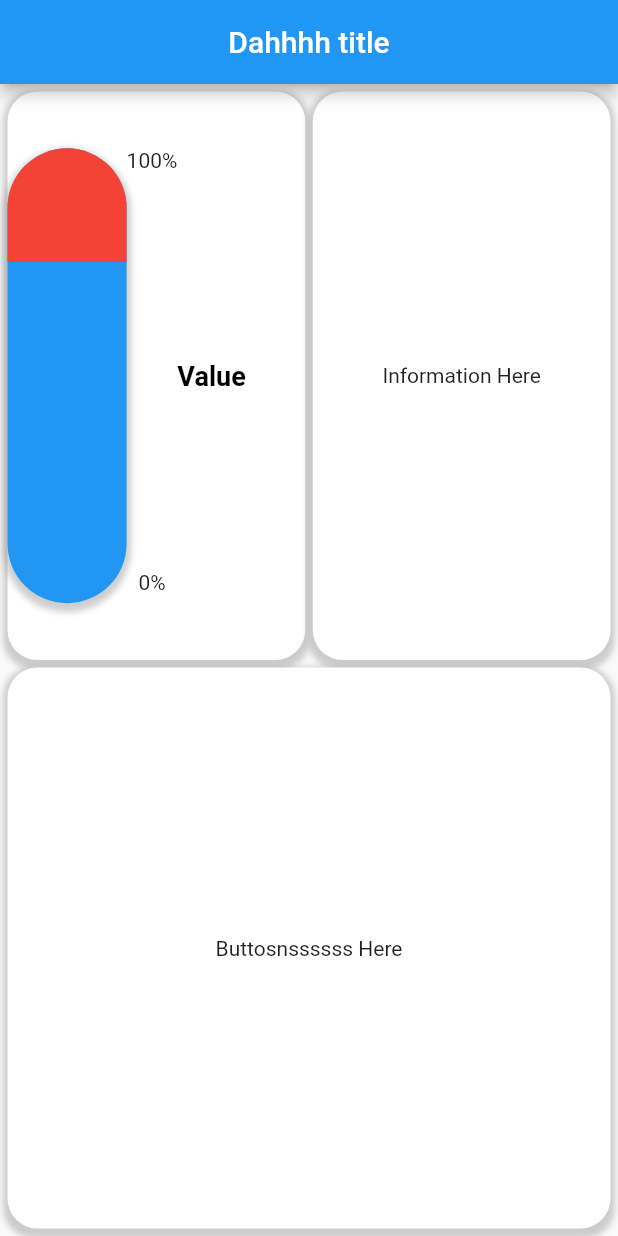
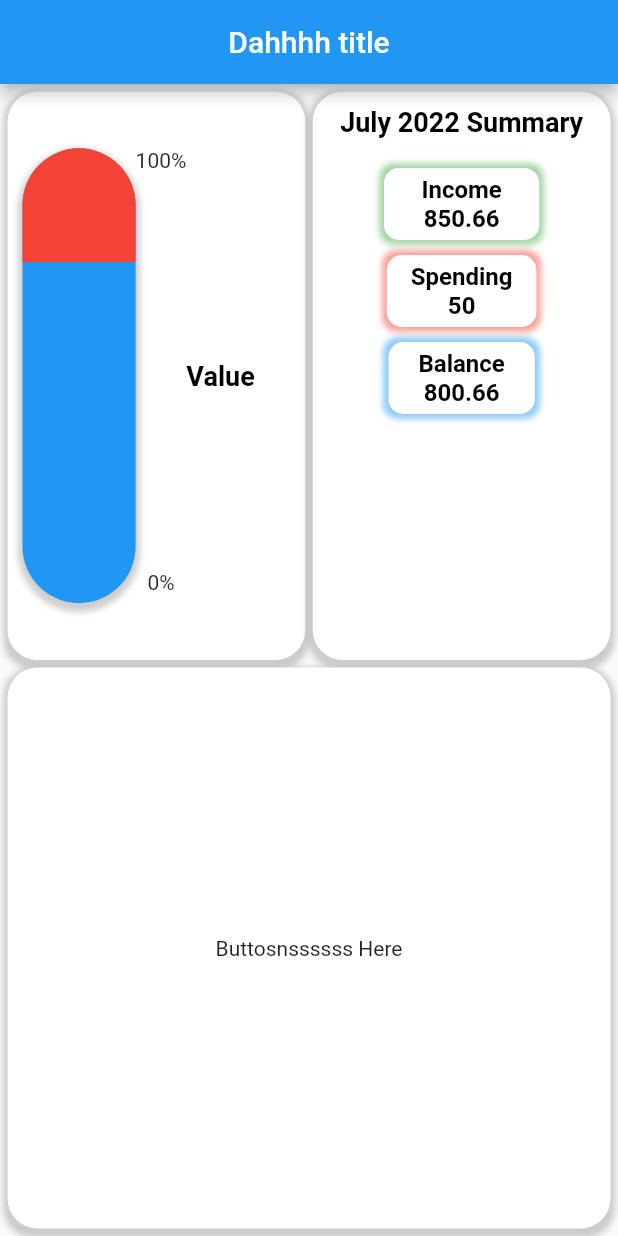
Before and after one commit to ChengCK18/dah_flutterrrrr_app1, a Flutter app: the screen it shows after launch, on a phone screen of 412 x 824 dp. Run offline on Flutter 3.47's test engine with Material 2 defaults, Android fonts, the light colour scheme and no system bars; our stand-ins replace fl_chart.

Commit message:
Added text info

```diff
--- a/lib/mainPageInfo.dart
+++ b/lib/mainPageInfo.dart
@@ -72,6 +72,7 @@ class _MainPageInfoState extends State<MainPageInfo> {
                 }),
                 margin: const EdgeInsets.only(
                     left: 5.0, right: 2.5, top: 5.0, bottom: 0),
+                padding: const EdgeInsets.only(left: 10),
                 decoration: BoxDecoration(
                     color: Colors.white,
                     borderRadius: const BorderRadius.all(Radius.circular(20)),
@@ -87,7 +88,94 @@ class _MainPageInfoState extends State<MainPageInfo> {
         Expanded(
             flex: 5,
             child: Container(
-                child: const Center(child: Text("Information Here")),
+                child: Center(
+                    child: Column(children: [
+                  Container(
+                      margin: const EdgeInsets.only(top: 10),
+                      child: const Text(
+                        "July 2022 Summary",
+                        textAlign: TextAlign.center,
+                        style: TextStyle(
+                            fontSize: 18.0,
+                            fontWeight: FontWeight.bold,
+                            color: Colors.black),
+                      )),
+                  Flexible(
+                      child: Container(
+                          margin: const EdgeInsets.only(top: 20),
+                          padding: const EdgeInsets.only(
+                              left: 25, right: 25, top: 5, bottom: 5),
+                          child: const Text(
+                            "Income\n850.66",
+                            textAlign: TextAlign.center,
+                            style: TextStyle(
+                                fontSize: 16.0,
+                                fontWeight: FontWeight.bold,
+                                color: Colors.black),
+                          ),
+                          decoration: BoxDecoration(
+                              color: Colors.white,
+                              borderRadius:
+                                  const BorderRadius.all(Radius.circular(10)),
+                              boxShadow: [
+                                BoxShadow(
+                                  color: Colors.green.withOpacity(0.5),
+                                  spreadRadius: 3,
+                                  blurRadius: 3,
+                                  // changes position of shadow
+                                ),
+                              ]))),
+                  Flexible(
+                      child: Container(
+                          margin: const EdgeInsets.only(top: 10),
+                          padding: const EdgeInsets.only(
+                              left: 16, right: 16, top: 5, bottom: 5),
+                          child: const Text(
+                            "Spending\n50",
+                            textAlign: TextAlign.center,
+                            style: TextStyle(
+                                fontSize: 16.0,
+                                fontWeight: FontWeight.bold,
+                                color: Colors.black),
+                          ),
+                          decoration: BoxDecoration(
+                              color: Colors.white,
+                              borderRadius:
+                                  const BorderRadius.all(Radius.circular(10)),
+                              boxShadow: [
+                                BoxShadow(
+                                  color: Colors.red.withOpacity(0.5),
+                                  spreadRadius: 3,
+                                  blurRadius: 3,
+                                  // changes position of shadow
+                                ),
+                              ]))),
+                  Flexible(
+                      child: Container(
+                          margin: const EdgeInsets.only(top: 10),
+                          padding: const EdgeInsets.only(
+                              left: 20, right: 20, top: 5, bottom: 5),
+                          child: const Text(
+                            "Balance\n800.66",
+                            textAlign: TextAlign.center,
+                            style: TextStyle(
+                                fontSize: 16.0,
+                                fontWeight: FontWeight.bold,
+                                color: Colors.black),
+                          ),
+                          decoration: BoxDecoration(
+                              color: Colors.white,
+                              borderRadius:
+                                  const BorderRadius.all(Radius.circular(10)),
+                              boxShadow: [
+                                BoxShadow(
+                                  color: Colors.blue.withOpacity(0.5),
+                                  spreadRadius: 3,
+                                  blurRadius: 3,
+                                  // changes position of shadow
+                                ),
+                              ])))
+                ])),
                 margin: const EdgeInsets.only(
                     left: 2.5, right: 5.0, top: 5.0, bottom: 0),
                 decoration: BoxDecoration(
```
